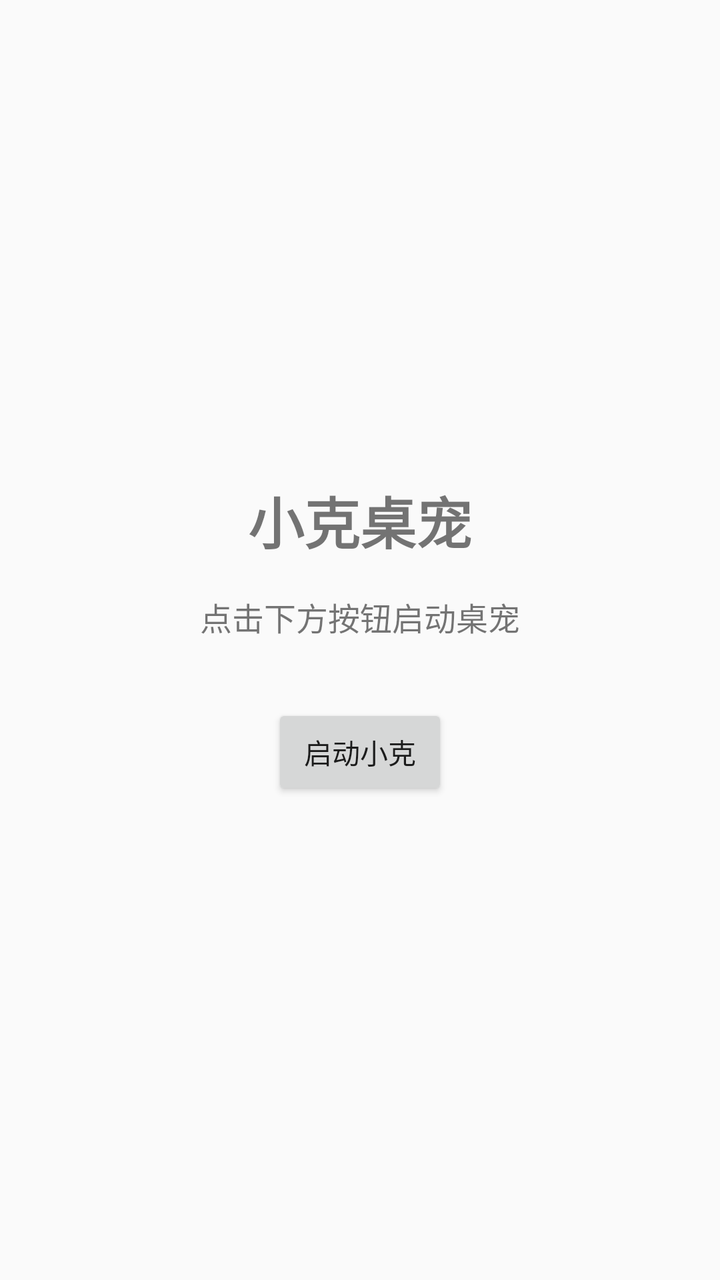
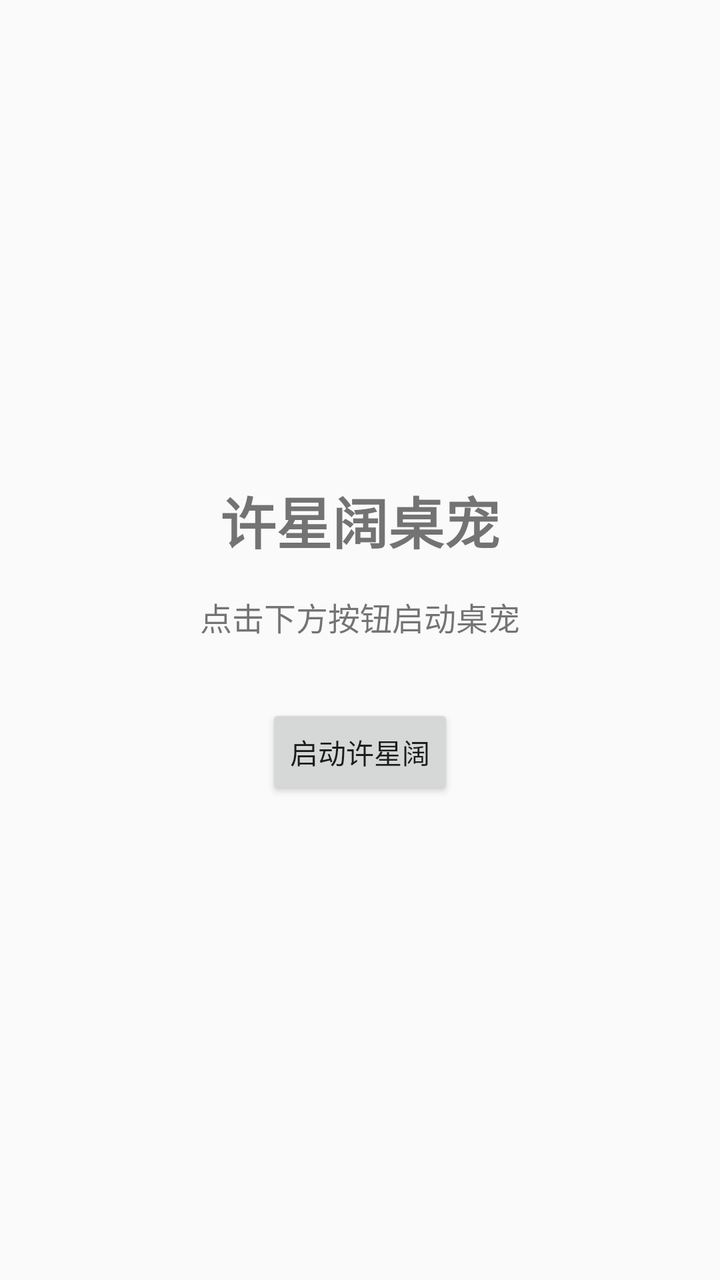

Before-and-after screenshots of an Android layout around one commit, followed by the original layout XML and the change that was made.
<!-- AndroidManifest.xml: activity theme Theme.LiveOverflow -->
<!-- res/layout/activity_main.xml -->
<?xml version="1.0" encoding="utf-8"?>
<LinearLayout xmlns:android="http://schemas.android.com/apk/res/android"
    android:layout_width="match_parent"
    android:layout_height="match_parent"
    android:gravity="center"
    android:orientation="vertical"
    android:padding="32dp">

    <TextView
        android:layout_width="wrap_content"
        android:layout_height="wrap_content"
        android:text="小克桌宠"
        android:textSize="28sp"
        android:textStyle="bold"
        android:layout_marginBottom="16dp" />

    <TextView
        android:layout_width="wrap_content"
        android:layout_height="wrap_content"
        android:text="点击下方按钮启动桌宠"
        android:textSize="16sp"
        android:layout_marginBottom="32dp" />

    <Button
        android:id="@+id/btn_start_overlay"
        android:layout_width="wrap_content"
        android:layout_height="wrap_content"
        android:text="启动小克" />

</LinearLayout>
<!-- resources referenced by this layout -->
<resources>
  <style name="Theme.LiveOverflow" parent="Theme.AppCompat.Light.NoActionBar" />
</resources>

<!-- the commit's change to res/layout/activity_main.xml (unified diff, before → after) -->
@@ -5,26 +5,22 @@
     android:gravity="center"
     android:orientation="vertical"
     android:padding="32dp">
-
     <TextView
         android:layout_width="wrap_content"
         android:layout_height="wrap_content"
-        android:text="小克桌宠"
+        android:text="许星阔桌宠"
         android:textSize="28sp"
         android:textStyle="bold"
         android:layout_marginBottom="16dp" />
-
     <TextView
         android:layout_width="wrap_content"
         android:layout_height="wrap_content"
         android:text="点击下方按钮启动桌宠"
         android:textSize="16sp"
         android:layout_marginBottom="32dp" />
-
     <Button
         android:id="@+id/btn_start_overlay"
         android:layout_width="wrap_content"
         android:layout_height="wrap_content"
-        android:text="启动小克" />
-
+        android:text="启动许星阔" />
 </LinearLayout>
